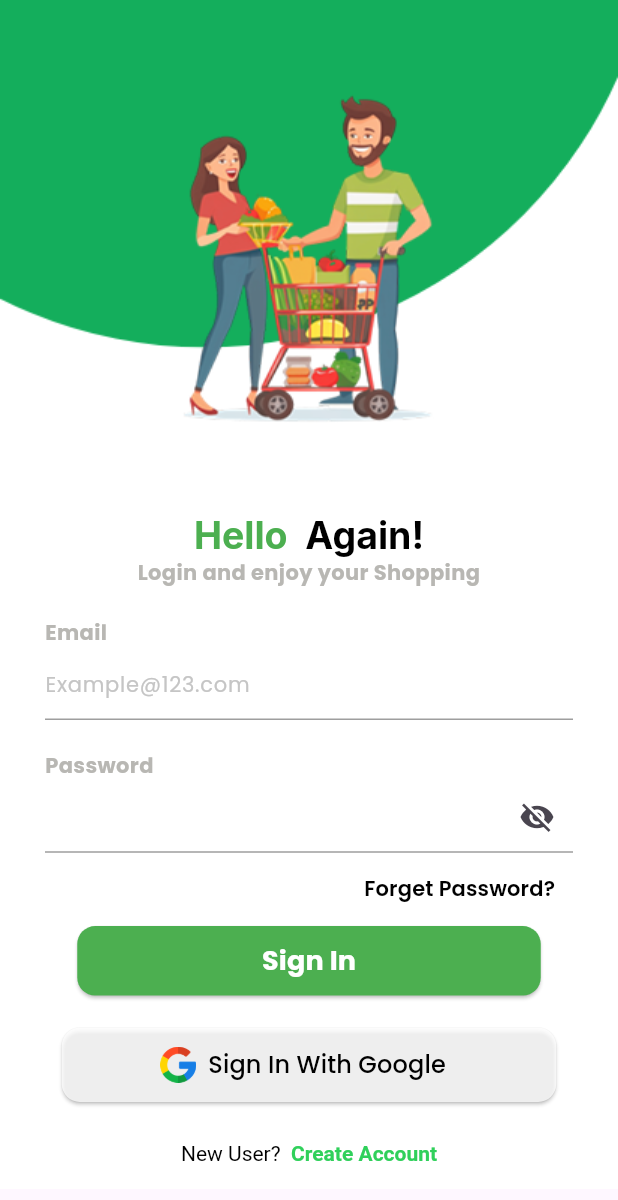
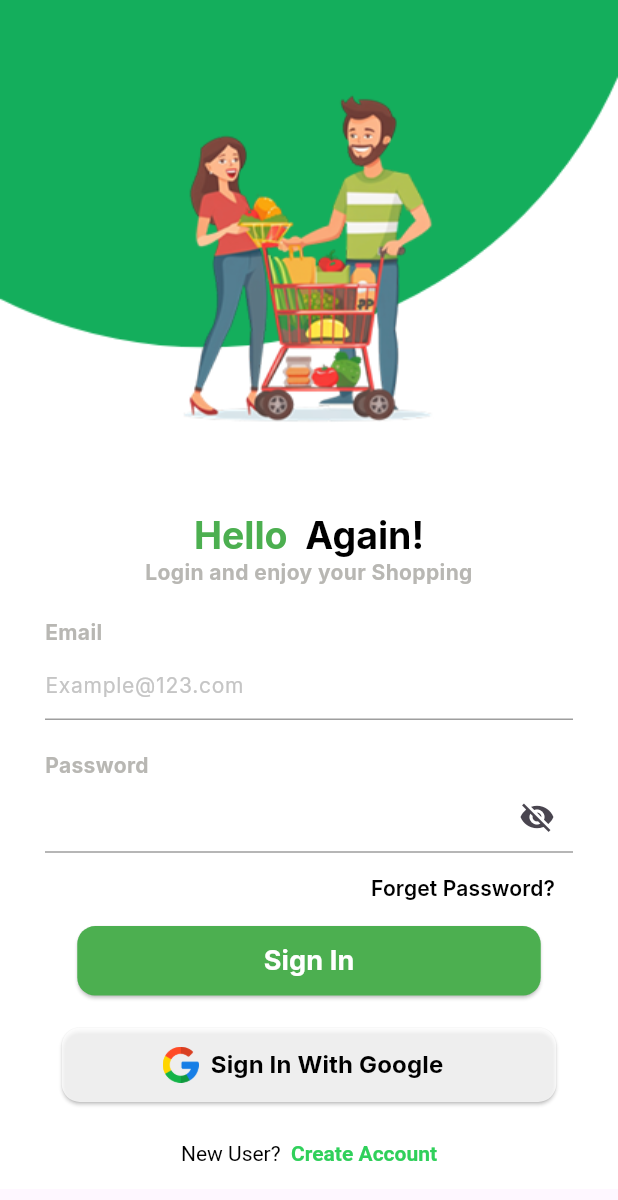
Before and after one commit to joyaloommen4552/shopify, a Flutter app: the screen it shows after launch, on a phone screen of 412 x 824 dp. Shown: the top 1200 px of the screen. Run offline on Flutter 3.47's test engine with Material 3 defaults, Android fonts, the light colour scheme and no system bars; our stand-ins replace google_fonts.

Commit message:
Refactor code structure for improved readability and maintainability

```diff
--- a/lib/Screens/create_account.dart
+++ b/lib/Screens/create_account.dart
@@ -212,7 +212,9 @@ class _CreateAccountState extends State<CreateAccount> {
                     height: ScreenConfig.height * 0.0125,
                   ),
                   TextButton(
-                      onPressed: () {},
+                      onPressed: () {
+                        Navigator.of(context).pop();
+                      },
                       child: RichText(
                           text: TextSpan(
                               text: "Already Have Account?  ",
--- a/lib/Screens/login_screen.dart
+++ b/lib/Screens/login_screen.dart
@@ -181,8 +181,10 @@ class _CustomWidgetState extends State<CustomWidget> {
                           ),
                           label: Text(
                             "Sign In With Google",
-                            style:
-                                TextStyle(fontSize: 16, color: Colors.black),
+                            style: TextStyle(
+                                fontSize: 16,
+                                color: Colors.black,
+                                fontWeight: FontWeight.bold),
                           ),
                           style: ElevatedButton.styleFrom(
                               backgroundColor:
--- a/lib/main.dart
+++ b/lib/main.dart
@@ -20,7 +20,7 @@ class MyApp extends StatelessWidget {
       ScreenConfig.init(context);
 
       return MaterialApp(
-        theme: ThemeData(textTheme: GoogleFonts.poppinsTextTheme()),
+        theme: ThemeData(textTheme: GoogleFonts.interTextTheme()),
         debugShowCheckedModeBanner: false,
         home: CustomWidget(),
       );
--- a/pubspec.yaml
+++ b/pubspec.yaml
@@ -65,6 +65,8 @@ flutter:
     - assets/images/loginScreen.png
     - assets/images/google.png
     - assets/images/createAccount.png
+    - assets/images/forgetpass1.png
+    - assets/images/forgetpass22.png
   #   - images/a_dot_burr.jpeg
   #   - images/a_dot_ham.jpeg
 
```
Also changed, not shown: lib/Screens/confirm_password.dart (+16 -14 lines), lib/Screens/forget_password_email.dart (+9 -11 lines), assets/images/forgetpass1.png, assets/images/forgetpass2.png, assets/images/forgetpass22.png (added).
